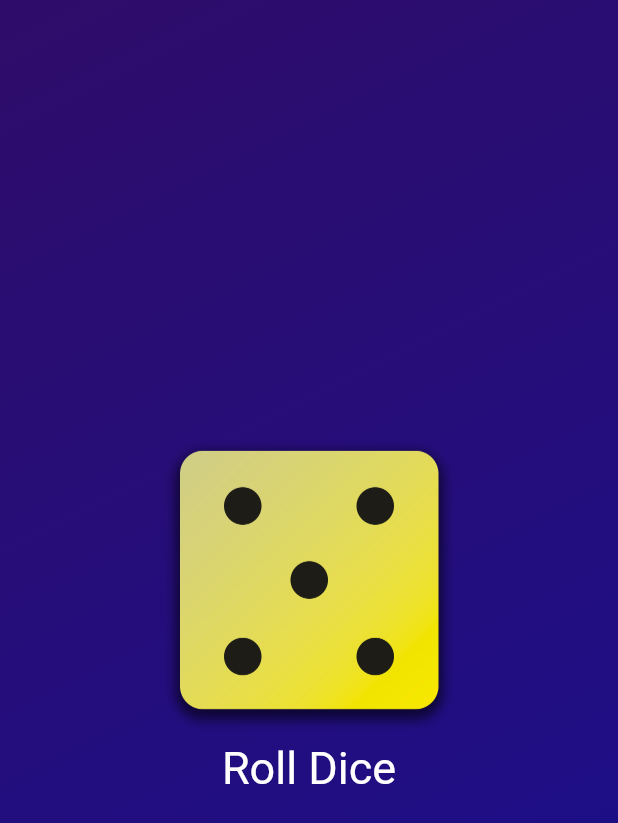
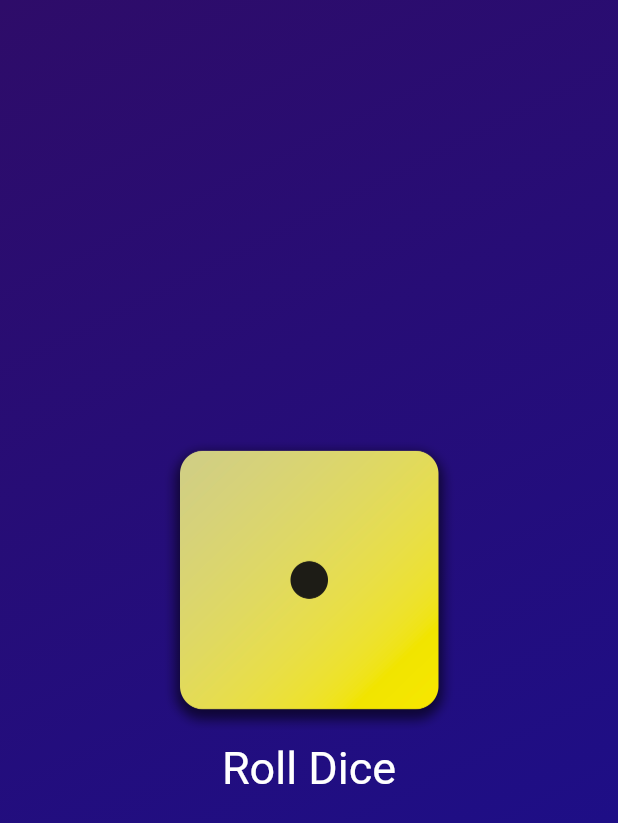
Before and after one commit to Maheswaran-V/DiceRoller, a Flutter app: the screen it shows after launch, on a phone screen of 412 x 824 dp. Shown: the top 823 px of the screen. Run offline on Flutter 3.47's test engine with Material 2 defaults, Android fonts, the phone set to English and light mode, and no system bars.

```diff
--- a/lib/dice_roller.dart
+++ b/lib/dice_roller.dart
@@ -10,7 +10,7 @@ class DiceRoller extends StatefulWidget {
 }
 
 class _DiceRollerState extends State<DiceRoller> {
-  String randomImage = 'assets/images/dice-5.png';
+  String randomImage = 'assets/images/dice-1.png';
 
   void rollDice() {
     setState(() {
```
